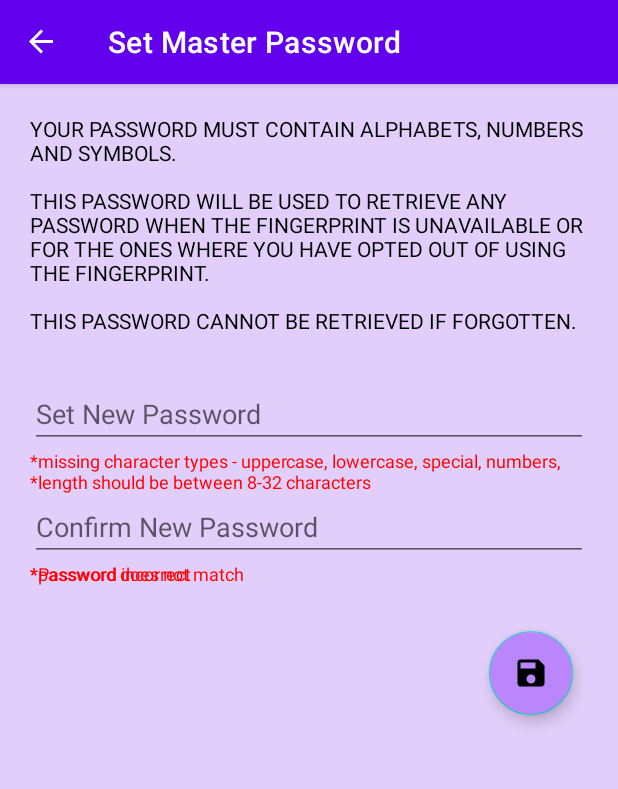
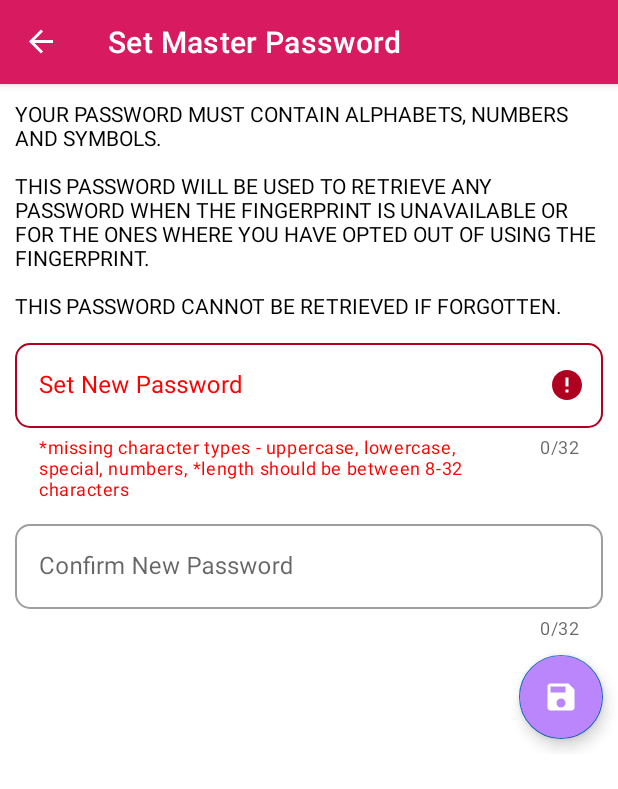
Before and after one commit to Vaishnav-Kanhirathingal/Save-Pass, an Android app: the SetPasswordFragment screen opened through its navigation route, after a tap on an icon or button, on a phone screen of 412 x 824 dp. Shown: the top 789 px of the screen. Run offline under Robolectric (Android 15) with nearby library versions, the phone set to English and light mode, and no system bars; our stand-ins replace navigation-ui; 1 statement that could not run was skipped.

Commit message:
material ui added

```diff
--- a/app/src/main/java/com/kenetic/savepass/MainActivity.kt
+++ b/app/src/main/java/com/kenetic/savepass/MainActivity.kt
@@ -22,4 +22,5 @@ class MainActivity : AppCompatActivity() {
     override fun onSupportNavigateUp(): Boolean {
         return navController.navigateUp() || super.onSupportNavigateUp()
     }
+
 }
--- a/app/src/main/java/com/kenetic/savepass/fragments/PassListFragment.kt
+++ b/app/src/main/java/com/kenetic/savepass/fragments/PassListFragment.kt
@@ -8,9 +8,7 @@ import android.os.Build
 import android.os.Bundle
 import android.os.CancellationSignal
 import android.util.Log
-import android.view.LayoutInflater
-import android.view.View
-import android.view.ViewGroup
+import android.view.*
 import android.widget.Toast
 import androidx.annotation.RequiresApi
 import androidx.core.app.ActivityCompat
@@ -20,6 +18,7 @@ import androidx.lifecycle.asLiveData
 import androidx.navigation.fragment.findNavController
 import androidx.recyclerview.widget.GridLayoutManager
 import androidx.recyclerview.widget.RecyclerView
+import com.kenetic.savepass.R
 import com.kenetic.savepass.adapters.PassAdapter
 import com.kenetic.savepass.databinding.FragmentPassListBinding
 import com.kenetic.savepass.password.PassEnum.Access
@@ -64,19 +63,24 @@ class PassListFragment : Fragment() {
             if (acc != Access.HIDE) {
                 access = acc
                 passData = pass
+                if (pass.useFingerPrint) {
                     verifyFingerPrint()
+                } else {
+                    //todo - add password prompt
+                }
             } else {
                 viewModel.resetAllAccess()
             }
         }
         recyclerView.adapter = adapter
         viewModel.passList.observe(this.viewLifecycleOwner) {
-            adapter.submitList(it)
-            if (it.isEmpty()){
-                Log.i(TAG,"list given is empty")
+            val lst = it
+            adapter.submitList(lst)
+            if (it.isEmpty()) {
+                Log.i(TAG, "list given is empty")
                 binding.emptyListTextView.visibility = View.VISIBLE
-            }else{
-                Log.i(TAG,"list is not empty")
+            } else {
+                Log.i(TAG, "list is not empty")
                 binding.emptyListTextView.visibility = View.GONE
             }
         }
@@ -110,25 +114,7 @@ class PassListFragment : Fragment() {
         })
     }
 
-    override fun onPause() {
-        Log.i(TAG, "onPause called")
-        viewModel.resetAllAccess()
-        super.onPause()
-    }
-
-    //todo - fingerprint functions fingerprint functions fingerprint functions fingerprint functions functions functions functions
-    private var cancellationSignal: CancellationSignal? = null
-    private val authenticationCallback: BiometricPrompt.AuthenticationCallback
-        get() =
-            @RequiresApi(Build.VERSION_CODES.P)
-            object : BiometricPrompt.AuthenticationCallback() {
-                override fun onAuthenticationError(errorCode: Int, errString: CharSequence?) {
-                    super.onAuthenticationError(errorCode, errString)
-                    Log.d(TAG, "authentication error")
-                }
-
-                override fun onAuthenticationSucceeded(result: BiometricPrompt.AuthenticationResult?) {
-                    super.onAuthenticationSucceeded(result)
+    private fun afterSuccess() {
         Log.d(TAG, "authentication succeeded")
         when (access) {
             Access.SHOW -> viewModel.getAccess(passData!!)
@@ -153,6 +139,28 @@ class PassListFragment : Fragment() {
                 Toast.LENGTH_SHORT
             ).show()
         }
+    }
+
+    override fun onPause() {
+        Log.i(TAG, "onPause called")
+        viewModel.resetAllAccess()
+        super.onPause()
+    }
+
+    //todo - fingerprint functions fingerprint functions fingerprint functions fingerprint functions functions functions functions
+    private var cancellationSignal: CancellationSignal? = null
+    private val authenticationCallback: BiometricPrompt.AuthenticationCallback
+        get() =
+            @RequiresApi(Build.VERSION_CODES.P)
+            object : BiometricPrompt.AuthenticationCallback() {
+                override fun onAuthenticationError(errorCode: Int, errString: CharSequence?) {
+                    super.onAuthenticationError(errorCode, errString)
+                    Log.d(TAG, "authentication error")
+                }
+
+                override fun onAuthenticationSucceeded(result: BiometricPrompt.AuthenticationResult?) {
+                    super.onAuthenticationSucceeded(result)
+                    afterSuccess()
                 }
             }
 
@@ -202,4 +210,21 @@ class PassListFragment : Fragment() {
                 .show()
         }
     }
+
+    override fun onCreateOptionsMenu(menu: Menu, inflater: MenuInflater) {
+        inflater.inflate(R.menu.home_menu, menu)
+        super.onCreateOptionsMenu(menu, inflater)
     }
+
+    override fun onOptionsItemSelected(item: MenuItem): Boolean {
+        when (item.itemId) {
+            R.id.filter_service -> {
+                //todo - filter
+                return true
+            }
+            else -> {
+                return false
+            }
+        }
+    }
+}
--- a/app/src/main/java/com/kenetic/savepass/fragments/SetPasswordFragment.kt
+++ b/app/src/main/java/com/kenetic/savepass/fragments/SetPasswordFragment.kt
@@ -21,15 +21,6 @@ class SetPasswordFragment : Fragment() {
     private lateinit var appDataStore: AppDataStore
     private lateinit var storedPassword: String
 
-    private var _symbolsVisibility = MutableLiveData(View.INVISIBLE)
-    val symbolsVisibility: MutableLiveData<Int> get() = _symbolsVisibility
-
-    private var _passwordMatchVisibility = MutableLiveData(View.INVISIBLE)
-    val passwordMatchVisibility: MutableLiveData<Int> get() = _passwordMatchVisibility
-
-    private var _passwordIncorrectVisibility = MutableLiveData(View.INVISIBLE)
-    val passwordIncorrectVisibility: MutableLiveData<Int> get() = _passwordIncorrectVisibility
-
     override fun onCreateView(
         inflater: LayoutInflater, container: ViewGroup?,
         savedInstanceState: Bundle?
@@ -47,7 +38,6 @@ class SetPasswordFragment : Fragment() {
             storedPassword = it
             if (it.isEmpty()) {
                 binding.oldPasswordEditText.visibility = View.GONE
-                _passwordIncorrectVisibility.value = View.GONE
             }
         })
         binding.saveFab.setOnClickListener { passToNextFrag() }
@@ -119,35 +109,35 @@ class SetPasswordFragment : Fragment() {
     }
 
     private fun setNewPassWarning(): Boolean {
-        val str = binding.setNewPasswordEditText.text.toString()
+        val str = binding.setNewPasswordEditText.editText!!.text.toString()
         val warningText = getSymbolCheckWarning(str) + getLengthWarningString(str)
         Log.i(TAG, "warningText = $warningText")
+
         return if (warningText.isEmpty()) {
-            _symbolsVisibility.value = View.INVISIBLE
+            binding.setNewPasswordEditText.error = ""
             true
         } else {
-            binding.setNewTextView.text = warningText
-            _symbolsVisibility.value = View.VISIBLE
+            binding.setNewPasswordEditText.error = warningText
             false
         }
     }
 
     private fun matchCheck(): Boolean {
-        return if (binding.setNewPasswordEditText.text.toString() == binding.confirmNewPasswordEditText.text.toString()) {
-            _passwordMatchVisibility.value = View.INVISIBLE
+        return if (binding.setNewPasswordEditText.editText!!.text.toString() == binding.confirmNewPasswordEditText.editText!!.text.toString()) {
+            binding.confirmNewPasswordEditText.error = ""//todo - new added
             true
         } else {
-            _passwordMatchVisibility.value = View.VISIBLE
+            binding.confirmNewPasswordEditText.error = "password does not match"//todo - new added
             false
         }
     }
 
     private fun incorrectCheck(): Boolean {
-        return if (binding.oldPasswordEditText.text.toString() != storedPassword) {
-            _passwordIncorrectVisibility.value = View.VISIBLE
+        return if (binding.oldPasswordEditText.editText!!.text.toString() != storedPassword) {
+            binding.oldPasswordEditText.error = "password incorrect"//todo - new added
             false
         } else {
-            _passwordIncorrectVisibility.value = View.INVISIBLE
+            binding.oldPasswordEditText.error = ""//todo - new added
             true
         }
     }
@@ -156,7 +146,7 @@ class SetPasswordFragment : Fragment() {
         val tempTruthList = listOf(setNewPassWarning(), matchCheck(), incorrectCheck())
         if (false !in tempTruthList) {
             appDataStore.editMasterPassword(
-                binding.setNewPasswordEditText.text.toString(),
+                binding.setNewPasswordEditText.editText!!.text.toString(),
                 requireContext()
             )
             nextScreen()
--- a/app/src/main/java/com/kenetic/savepass/password/PasswordDao.kt
+++ b/app/src/main/java/com/kenetic/savepass/password/PasswordDao.kt
@@ -5,6 +5,8 @@ import kotlinx.coroutines.flow.Flow
 
 @Dao
 interface PasswordDao {
+
+    //----------------------------------------------------------------------------------------------
     @Insert
     suspend fun insertPassData(passwordData: PasswordData)
 
@@ -22,4 +24,10 @@ interface PasswordDao {
 
     @Query("UPDATE password_data SET access = 0 WHERE access = 1")
     fun resetAccessForAll()
+
+    //----------------------------------------------------------------------------------------------
+    @Query("SELECT * FROM password_data WHERE is_an_application = :isAnApplication")
+    fun getAllSpecifiedService(isAnApplication:Boolean):Flow<List<PasswordData>>
+
+    //----------------------------------------------------------------------------------------------
 }
--- a/app/src/main/res/layout/activity_main.xml
+++ b/app/src/main/res/layout/activity_main.xml
@@ -8,13 +8,14 @@
 
     <androidx.fragment.app.FragmentContainerView
         android:id="@+id/nav_host_fragment"
+        android:name="androidx.navigation.fragment.NavHostFragment"
         android:layout_width="match_parent"
+        app:defaultNavHost="true"
         android:layout_height="match_parent"
-        android:name="androidx.navigation.fragment.NavHostFragment"
         app:layout_constraintBottom_toBottomOf="parent"
         app:layout_constraintLeft_toLeftOf="parent"
         app:layout_constraintRight_toRightOf="parent"
-        app:navGraph = "@navigation/app_navigation"
-        app:layout_constraintTop_toTopOf="parent" />
+        app:layout_constraintTop_toTopOf="parent"
+        app:navGraph="@navigation/app_navigation" />
 
 </androidx.constraintlayout.widget.ConstraintLayout>
--- a/app/src/main/res/layout/fragment_set_password.xml
+++ b/app/src/main/res/layout/fragment_set_password.xml
@@ -1,19 +1,9 @@
 <?xml version="1.0" encoding="utf-8"?>
-<layout xmlns:android="http://schemas.android.com/apk/res/android"
+<ScrollView xmlns:android="http://schemas.android.com/apk/res/android"
     xmlns:app="http://schemas.android.com/apk/res-auto"
-    xmlns:tools="http://schemas.android.com/tools">
-
-    <data>
-
-        <variable
-            name="set_password_fragment"
-            type="com.kenetic.savepass.fragments.SetPasswordFragment" />
-    </data>
-
-    <ScrollView
+    xmlns:tools="http://schemas.android.com/tools"
     android:layout_width="match_parent"
-        android:layout_height="match_parent"
-        android:background="@color/background_color">
+    android:layout_height="match_parent">
 
     <androidx.constraintlayout.widget.ConstraintLayout
         android:layout_width="match_parent"
@@ -31,68 +21,78 @@
             app:layout_constraintTop_toTopOf="parent" />
 
 
-            <com.google.android.material.textfield.TextInputEditText
+        <com.google.android.material.textfield.TextInputLayout
             android:id="@+id/set_new_password_edit_text"
+            style="@style/Widget.MaterialComponents.TextInputLayout.OutlinedBox"
             android:layout_width="match_parent"
             android:layout_height="wrap_content"
             android:layout_marginHorizontal="@dimen/password_fragment_horizontal"
             android:layout_marginTop="@dimen/password_fragment_vertical"
             android:hint="@string/set_new_password"
+            app:boxCornerRadiusBottomEnd="@dimen/text_field_corner"
+            app:boxCornerRadiusBottomStart="@dimen/text_field_corner"
+            app:boxCornerRadiusTopEnd="@dimen/text_field_corner"
+            app:boxCornerRadiusTopStart="@dimen/text_field_corner"
+            app:counterEnabled="true"
+            app:counterMaxLength="32"
+            app:errorTextColor="@color/warning_text_color"
             app:layout_constraintLeft_toLeftOf="parent"
-                app:layout_constraintTop_toBottomOf="@id/information_text_view" />
-
-            <com.google.android.material.textview.MaterialTextView
-                android:id="@+id/set_new_text_view"
-                android:layout_width="match_parent"
-                android:layout_height="wrap_content"
-                android:layout_marginHorizontal="@dimen/password_fragment_horizontal"
-                android:textColor="@color/warning_text_color"
-                android:textSize="@dimen/warning_text_size"
-                android:visibility="@{set_password_fragment.symbolsVisibility}"
-                app:layout_constraintTop_toBottomOf="@id/set_new_password_edit_text"
-                tools:text="*symbols absent" />
+            app:layout_constraintTop_toBottomOf="@id/information_text_view">
 
             <com.google.android.material.textfield.TextInputEditText
+                android:layout_width="match_parent"
+                android:layout_height="wrap_content" />
+
+        </com.google.android.material.textfield.TextInputLayout>
+
+
+        <com.google.android.material.textfield.TextInputLayout
             android:id="@+id/confirm_new_password_edit_text"
+            style="@style/Widget.MaterialComponents.TextInputLayout.OutlinedBox"
             android:layout_width="match_parent"
             android:layout_height="wrap_content"
             android:layout_marginHorizontal="@dimen/password_fragment_horizontal"
             android:layout_marginTop="@dimen/password_fragment_vertical"
             android:hint="@string/confirm_new_password"
+            app:boxCornerRadiusBottomEnd="@dimen/text_field_corner"
+            app:boxCornerRadiusBottomStart="@dimen/text_field_corner"
+            app:boxCornerRadiusTopEnd="@dimen/text_field_corner"
+            app:boxCornerRadiusTopStart="@dimen/text_field_corner"
+            app:counterEnabled="true"
+            app:counterMaxLength="32"
+            app:errorTextColor="@color/warning_text_color"
             app:layout_constraintLeft_toLeftOf="parent"
-                app:layout_constraintTop_toBottomOf="@id/set_new_password_edit_text" />
-
-            <com.google.android.material.textview.MaterialTextView
-                android:id="@+id/confirm_new_text_view"
-                android:layout_width="match_parent"
-                android:layout_height="wrap_content"
-                android:layout_marginHorizontal="@dimen/password_fragment_horizontal"
-                android:text="*password does not match"
-                android:textColor="@color/warning_text_color"
-                android:textSize="@dimen/warning_text_size"
-                android:visibility="@{set_password_fragment.passwordMatchVisibility}"
-                app:layout_constraintTop_toBottomOf="@id/confirm_new_password_edit_text" />
+            app:layout_constraintTop_toBottomOf="@id/set_new_password_edit_text">
 
             <com.google.android.material.textfield.TextInputEditText
+                android:layout_width="match_parent"
+                android:layout_height="wrap_content" />
+
+        </com.google.android.material.textfield.TextInputLayout>
+
+        <com.google.android.material.textfield.TextInputLayout
             android:id="@+id/old_password_edit_text"
+            style="@style/Widget.MaterialComponents.TextInputLayout.OutlinedBox"
             android:layout_width="match_parent"
             android:layout_height="wrap_content"
             android:layout_marginHorizontal="@dimen/password_fragment_horizontal"
             android:layout_marginTop="@dimen/password_fragment_vertical"
             android:hint="@string/old_password"
+            app:boxCornerRadiusBottomEnd="@dimen/text_field_corner"
+            app:boxCornerRadiusBottomStart="@dimen/text_field_corner"
+            app:boxCornerRadiusTopEnd="@dimen/text_field_corner"
+            app:boxCornerRadiusTopStart="@dimen/text_field_corner"
+            app:counterEnabled="true"
+            app:counterMaxLength="32"
+            app:errorTextColor="@color/warning_text_color"
             app:layout_constraintLeft_toLeftOf="parent"
-                app:layout_constraintTop_toBottomOf="@id/confirm_new_password_edit_text" />
+            app:layout_constraintTop_toBottomOf="@id/confirm_new_password_edit_text">
 
-            <com.google.android.material.textview.MaterialTextView
-                android:id="@+id/old_pass_text_view"
+            <com.google.android.material.textfield.TextInputEditText
                 android:layout_width="match_parent"
-                android:layout_height="wrap_content"
-                android:layout_marginHorizontal="@dimen/password_fragment_horizontal"
-                android:text="*Password incorrect"
-                android:textColor="@color/warning_text_color"
-                android:textSize="@dimen/warning_text_size"
-                android:visibility="@{set_password_fragment.passwordIncorrectVisibility}"
-                app:layout_constraintTop_toBottomOf="@id/old_password_edit_text" />
+                android:layout_height="wrap_content" />
+
+        </com.google.android.material.textfield.TextInputLayout>
 
         <com.google.android.material.floatingactionbutton.FloatingActionButton
             android:id="@+id/save_fab"
@@ -103,7 +103,6 @@
             android:src="@drawable/save_fab_icon_40"
             app:layout_constraintBottom_toBottomOf="parent"
             app:layout_constraintRight_toRightOf="parent"
-                app:layout_constraintTop_toBottomOf="@id/old_pass_text_view" />
+            app:layout_constraintTop_toBottomOf="@id/old_password_edit_text" />
     </androidx.constraintlayout.widget.ConstraintLayout>
 </ScrollView>
-</layout>
--- a/app/src/main/res/menu/home_menu.xml
+++ b/app/src/main/res/menu/home_menu.xml
@@ -1,15 +1,11 @@
 <?xml version="1.0" encoding="utf-8"?>
 <menu xmlns:android="http://schemas.android.com/apk/res/android"
+    xmlns:tools="http://schemas.android.com/tools"
     xmlns:app="http://schemas.android.com/apk/res-auto">
 
     <item
-        android:id="@+id/pass_layout_manager"
-        android:icon="@drawable/grid_view_icon_24"
+        android:id="@+id/filter_service"
+        tools:icon="@drawable/is_website_icon_24"
         android:title="layout form"
         app:showAsAction="always" />
-    <item
-        android:id="@+id/settings"
-        android:icon="@drawable/settings_icon_24"
-        android:title="settings"
-        app:showAsAction="always" />
 </menu>
--- a/app/src/main/res/values-night/colors.xml
+++ b/app/src/main/res/values-night/colors.xml
@@ -5,4 +5,7 @@
     <color name="card_foreground">#000000</color>
     <color name="text_color">#ffffff</color>
     <color name="background_color">#000000</color>
+
+    <color name="secondaryColor">#07274A</color>
+    <color name="secondaryLightColor">#263A60</color>
 </resources>
--- a/app/src/main/res/values-night/themes.xml
+++ b/app/src/main/res/values-night/themes.xml
@@ -2,12 +2,12 @@
     <!-- Base application theme. -->
     <style name="Theme.SavePass" parent="Theme.MaterialComponents.DayNight.DarkActionBar">
         <!-- Primary brand color. -->
-        <item name="colorPrimary">@color/purple_200</item>
+        <item name="colorPrimary">@color/primaryLightColor</item>
         <item name="colorPrimaryVariant">@color/black</item>
         <item name="colorOnPrimary">@color/black</item>
         <!-- Secondary brand color. -->
-        <item name="colorSecondary">@color/teal_200</item>
-        <item name="colorSecondaryVariant">@color/teal_200</item>
+        <item name="colorSecondary">@color/secondaryLightColor</item>
+        <item name="colorSecondaryVariant">@color/primaryDarkColor</item>
         <item name="colorOnSecondary">@color/black</item>
         <!-- Status bar color. -->
         <item name="android:statusBarColor" tools:targetApi="l">?attr/colorPrimaryVariant</item>
--- a/app/src/main/res/values/dimens.xml
+++ b/app/src/main/res/values/dimens.xml
@@ -5,8 +5,9 @@
     <dimen name="corner_radius">4dp</dimen>
     <dimen name="image_padding">4dp</dimen>
     <dimen name="card_spacing">6dp</dimen>
-    <dimen name="card_margin">5dp</dimen>
-    <dimen name="password_fragment_vertical">30dp</dimen>
-    <dimen name="password_fragment_horizontal">20dp</dimen>
+    <dimen name="card_margin">2dp</dimen>
+    <dimen name="password_fragment_vertical">10dp</dimen>
+    <dimen name="password_fragment_horizontal">10dp</dimen>
     <dimen name="warning_text_size">12sp</dimen>
+    <dimen name="text_field_corner">10dp</dimen>
 </resources>
--- a/app/src/main/res/values/themes.xml
+++ b/app/src/main/res/values/themes.xml
@@ -2,16 +2,16 @@
     <!-- Base application theme. -->
     <style name="Theme.SavePass" parent="Theme.MaterialComponents.DayNight.DarkActionBar">
         <!-- Primary brand color. -->
-        <item name="colorPrimary">@color/purple_500</item>
-        <item name="colorPrimaryVariant">@color/purple_700</item>
-        <item name="colorOnPrimary">@color/white</item>
+        <item name="colorPrimary">@color/primaryColor</item>
+        <item name="colorPrimaryVariant">@color/primaryDarkColor</item>
+        <item name="colorOnPrimary">@color/primaryTextColor</item>
         <!-- Secondary brand color. -->
-        <item name="colorSecondary">@color/teal_200</item>
-        <item name="colorSecondaryVariant">@color/teal_700</item>
-        <item name="colorOnSecondary">@color/black</item>
+        <item name="colorSecondary">@color/secondaryColor</item>
+        <item name="colorSecondaryVariant">@color/secondaryDarkColor</item>
+        <item name="colorOnSecondary">@color/secondaryTextColor</item>
         <!-- Status bar color. -->
         <item name="android:statusBarColor" tools:targetApi="l">?attr/colorPrimaryVariant</item>
         <!-- Customize your theme here. -->
-        <item name="android:navigationBarColor">@color/purple_700</item>
+        <item name="android:navigationBarColor">@color/primaryDarkColor</item>
     </style>
 </resources>
```
Also changed, not shown: app/src/main/java/com/kenetic/savepass/adapters/PassAdapter.kt (+12 -6 lines), app/src/main/java/com/kenetic/savepass/fragments/AddOrEditFragment.kt (+19 -11 lines), app/src/main/res/layout/fragment_add_or_edit.xml (+30 -25 lines), app/src/main/res/layout/fragment_pass_list.xml (+9 -8 lines), app/src/main/res/layout/pass_list.xml (+5 -5 lines), app/src/main/res/values/colors.xml (+9 -2 lines), 1 other file. Lines whose indentation alone changed are shown as unchanged.
